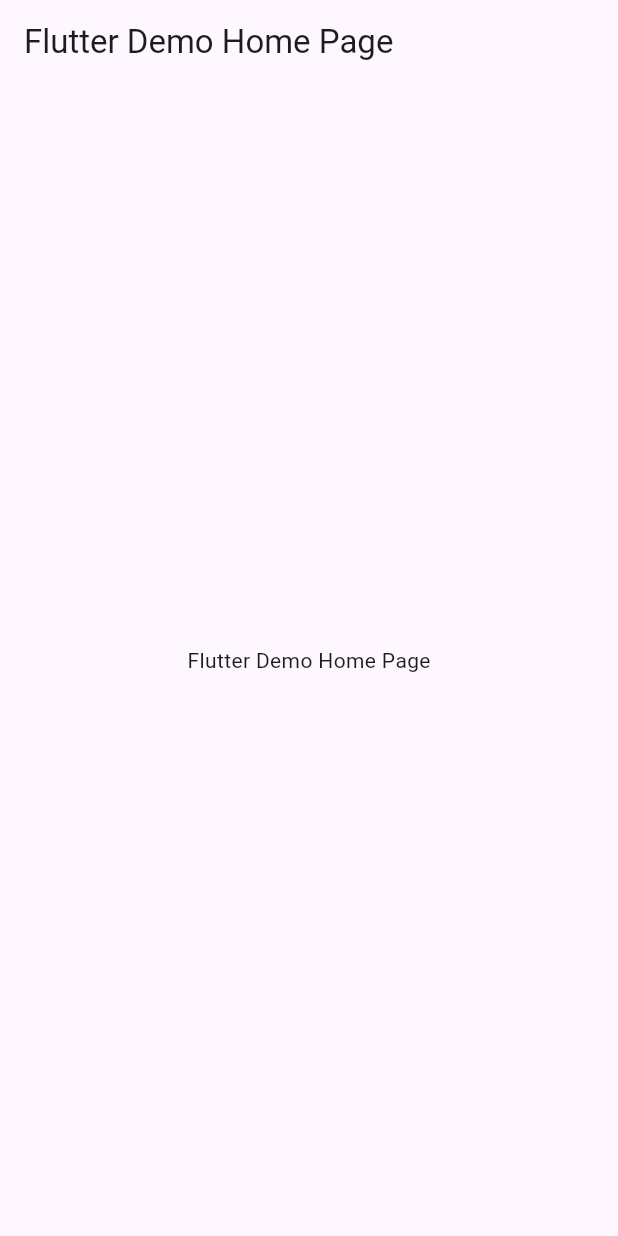
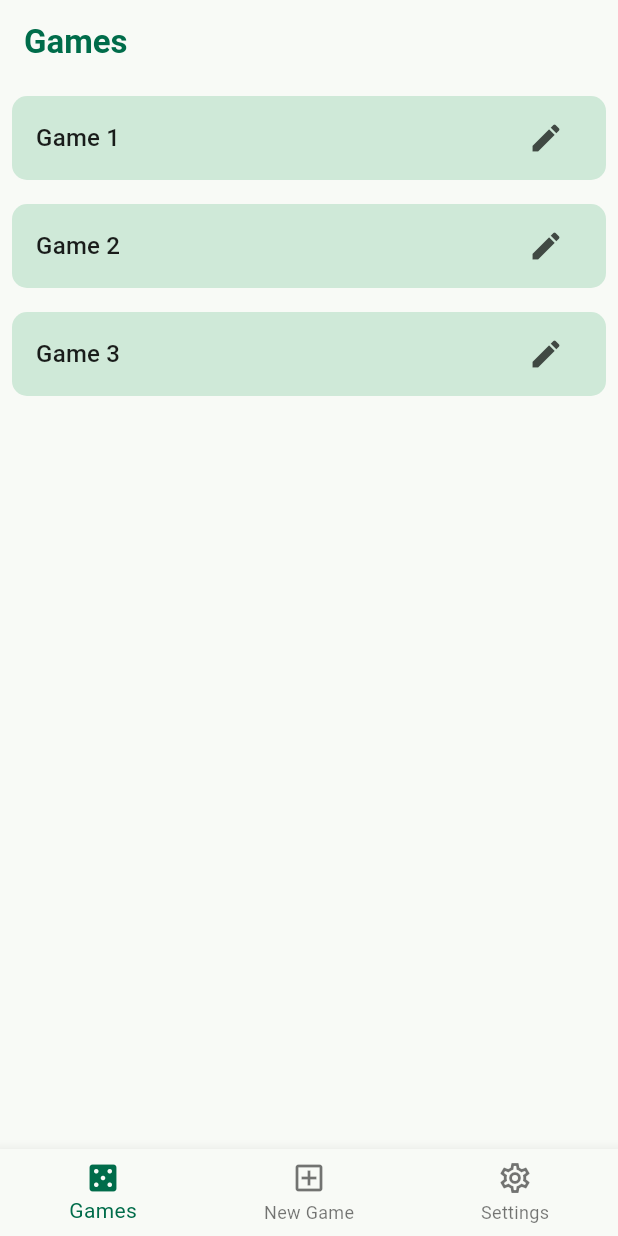
Before and after one commit to Peetee06/ScoreScribe, a Flutter app: the screen it shows after launch, on a phone screen of 412 x 824 dp. Run offline on Flutter 3.47's test engine with Material 2 defaults, Android fonts, the phone set to English and light mode, and no system bars.

Commit message:
Add basic package structure and early games screen

```diff
--- /dev/null
+++ b/lib/data/dummy_games.dart
@@ -0,0 +1,7 @@
+import 'package:spielblock/models/game.dart';
+
+final dummyGames = [
+  Game('Game 1', ['Player 1', 'Player 2', 'Player 3']),
+  Game('Game 2', ['Player 1', 'Player 2', 'Player 3']),
+  Game('Game 3', ['Player 1', 'Player 2', 'Player 3']),
+];
--- a/lib/main.dart
+++ b/lib/main.dart
@@ -1,27 +1,23 @@
 import 'package:flutter/material.dart';
+import 'package:spielblock/screens/games.dart';
+
+import 'color_schemes.g.dart';
 
 void main() {
   runApp(const MyApp());
 }
 
 class MyApp extends StatelessWidget {
-  const MyApp({super.key});
+  const MyApp({Key? key}) : super(key: key);
 
   // This widget is the root of your application.
   @override
   Widget build(BuildContext context) {
     return MaterialApp(
-      title: 'Flutter Demo',
-      theme: ThemeData(
-        colorScheme: ColorScheme.fromSeed(seedColor: Colors.deepPurple),
-        useMaterial3: true,
-      ),
-      home: Scaffold(
-        appBar: AppBar(
-          title: const Text('Flutter Demo Home Page'),
-        ),
-        body: const Center(child: Text('Flutter Demo Home Page')),
-      ),
+      theme: ThemeData(useMaterial3: true, colorScheme: lightColorScheme),
+      darkTheme: ThemeData(useMaterial3: true, colorScheme: darkColorScheme),
+      themeMode: ThemeMode.light,
+      home: const GamesScreen(),
     );
   }
 }
--- /dev/null
+++ b/lib/models/game.dart
@@ -0,0 +1,11 @@
+import 'package:uuid/uuid.dart';
+
+const uuid = Uuid();
+
+class Game {
+  Game(this.name, this.players) : id = uuid.v4();
+
+  final String id;
+  final String name;
+  final List<String> players;
+}
--- /dev/null
+++ b/lib/screens/game.dart
@@ -0,0 +1,20 @@
+import 'package:flutter/material.dart';
+import 'package:spielblock/models/game.dart';
+
+class GameScreen extends StatelessWidget {
+  const GameScreen({super.key, required this.game});
+
+  final Game game;
+
+  @override
+  Widget build(BuildContext context) {
+    return Scaffold(
+      appBar: AppBar(
+        title: Text(game.name),
+      ),
+      body: const Center(
+        child: Text('Game'),
+      ),
+    );
+  }
+}
--- /dev/null
+++ b/lib/screens/games.dart
@@ -0,0 +1,62 @@
+import 'package:flutter/material.dart';
+import 'package:spielblock/data/dummy_games.dart';
+import 'package:spielblock/widgets/games_list.dart';
+
+class GamesScreen extends StatefulWidget {
+  const GamesScreen({super.key});
+
+  @override
+  State<GamesScreen> createState() => _GamesScreenState();
+}
+
+class _GamesScreenState extends State<GamesScreen> {
+  int _currentPageIndex = 0;
+
+  final List<Widget> _pages = <Widget>[
+    GamesList(dummyGames),
+    const Center(child: Text('New Game')),
+    const Center(child: Text('Settings')),
+  ];
+
+  void _selectPage(int index) {
+    setState(() {
+      _currentPageIndex = index;
+    });
+  }
+
+  @override
+  Widget build(BuildContext context) {
+    return Scaffold(
+        appBar: AppBar(
+          title: Text('Games',
+              style: Theme.of(context).textTheme.titleLarge!.copyWith(
+                    color: Theme.of(context).colorScheme.primary,
+                    fontWeight: FontWeight.bold,
+                  )),
+        ),
+        body: _pages[_currentPageIndex],
+        bottomNavigationBar: BottomNavigationBar(
+          currentIndex: _currentPageIndex,
+          onTap: _selectPage,
+          items: const <BottomNavigationBarItem>[
+            BottomNavigationBarItem(
+              activeIcon: Icon(
+                Icons.casino,
+              ),
+              icon: Icon(Icons.casino_outlined),
+              label: 'Games',
+            ),
+            BottomNavigationBarItem(
+              activeIcon: Icon(Icons.add_box_rounded),
+              icon: Icon(Icons.add_box_outlined),
+              label: 'New Game',
+            ),
+            BottomNavigationBarItem(
+              activeIcon: Icon(Icons.settings),
+              icon: Icon(Icons.settings_outlined),
+              label: 'Settings',
+            ),
+          ],
+        ));
+  }
+}
--- /dev/null
+++ b/lib/widgets/games_list.dart
@@ -0,0 +1,78 @@
+import 'package:flutter/material.dart';
+import 'package:spielblock/models/game.dart';
+import 'package:spielblock/screens/game.dart';
+
+class GamesList extends StatelessWidget {
+  const GamesList(this.games, {super.key});
+
+  final List<Game> games;
+
+  @override
+  Widget build(BuildContext context) {
+    if (games.isEmpty) {
+      return Center(
+        child: Text(
+          'No games yet, start a new one now!',
+          style: Theme.of(context)
+              .textTheme
+              .titleLarge!
+              .copyWith(color: Theme.of(context).colorScheme.onBackground),
+        ),
+      );
+    } else {
+      return ListView.builder(
+        itemCount: games.length,
+        itemBuilder: (context, index) {
+          final game = games[index];
+
+          return Dismissible(
+            key: ValueKey(game.id),
+            onDismissed: (direction) {
+              games.remove(game);
+            },
+            background: Padding(
+              padding: const EdgeInsets.symmetric(vertical: 8, horizontal: 8),
+              child: Container(
+                color: Theme.of(context).colorScheme.errorContainer,
+                margin: Theme.of(context).cardTheme.margin,
+                padding: const EdgeInsets.only(right: 8),
+                child: const Align(
+                  alignment: Alignment.centerRight,
+                  child: Icon(Icons.delete),
+                ),
+              ),
+            ),
+            direction: DismissDirection.endToStart,
+            child: Padding(
+              padding: const EdgeInsets.symmetric(vertical: 8, horizontal: 8),
+              child: ListTile(
+                shape: RoundedRectangleBorder(
+                  borderRadius: BorderRadius.circular(10),
+                ),
+                tileColor: Theme.of(context).colorScheme.secondaryContainer,
+                contentPadding: const EdgeInsets.symmetric(horizontal: 16),
+                title: Text(
+                  game.name,
+                  style: Theme.of(context).textTheme.titleMedium!.copyWith(
+                        color: Theme.of(context).colorScheme.onBackground,
+                      ),
+                ),
+                trailing: IconButton(
+                  icon: const Icon(Icons.edit),
+                  onPressed: () {},
+                ),
+                onTap: () {
+                  Navigator.of(context).push(
+                    MaterialPageRoute(
+                      builder: (ctx) => GameScreen(game: game),
+                    ),
+                  );
+                },
+              ),
+            ),
+          );
+        },
+      );
+    }
+  }
+}
```
Also changed, not shown: lib/color_schemes.g.dart (added), lib/screens/new_game.dart (added), lib/screens/settings.dart (added).
